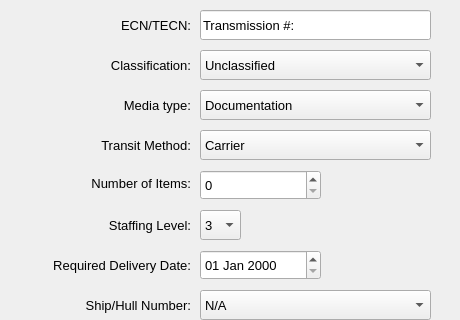
Qt form frmadddelivery.ui (chhimichanga/deliveryqueue) before a commit; both pictures show x 0 to 460 and y 0 to 320 of the 460 by 520 pixel window.
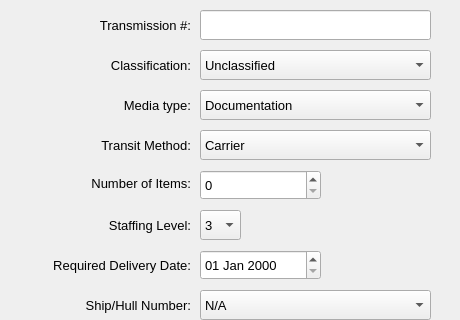
The same form after that commit.

```diff
--- a/frmadddelivery.ui
+++ b/frmadddelivery.ui
@@ -565,7 +565,7 @@
     </font>
    </property>
    <property name="text">
-    <string>Transmission #:</string>
+    <string/>
    </property>
   </widget>
   <widget class="QLabel" name="lblTransmission">
@@ -583,7 +583,7 @@
     </font>
    </property>
    <property name="text">
-    <string>ECN/TECN:</string>
+    <string>Transmission #:</string>
    </property>
    <property name="alignment">
     <set>Qt::AlignRight|Qt::AlignTrailing|Qt::AlignVCenter</set>
```
